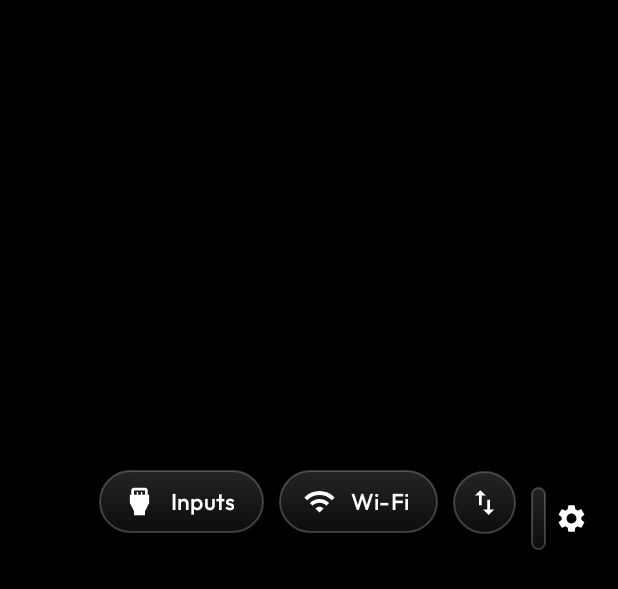
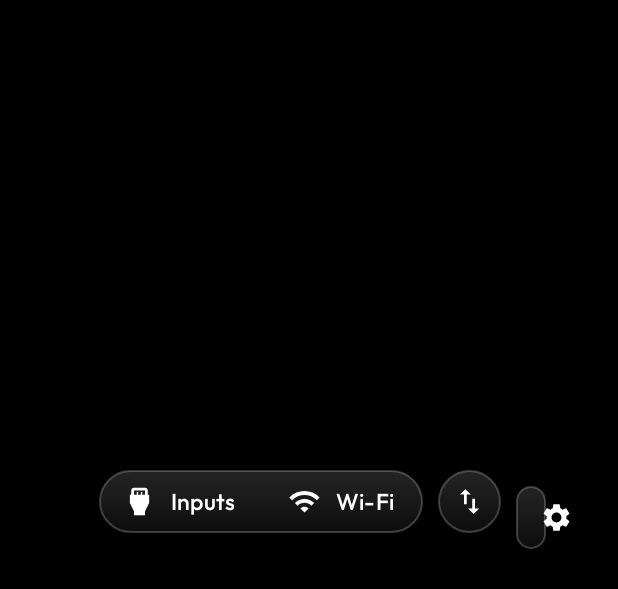
Before and after one commit to dharmapoudel/clean-tv-launcher, an Android app: the layout activity_main.xml on its own in the app's theme, with its tools: preview values and no code run, on a phone screen of 412 x 824 dp. Shown: the top 589 px of the screen. Run offline under Robolectric (Android 15) with nearby library versions, the phone set to English and light mode, and no system bars.

Commit message:
Top-right: Inputs + Wi-Fi share one pill, Settings stays a circle

```diff
--- /dev/null
+++ b/app/src/main/res/drawable/pill_group_bg.xml
@@ -0,0 +1,9 @@
+<?xml version="1.0" encoding="utf-8"?>
+<!-- The shared pill behind the grouped top buttons (Inputs + Wi-Fi): the same glass as
+     pill_bg's default state. The group itself is never focused — focus lives on the
+     buttons inside it, which paint their own disc (pill_inner_bg). -->
+<shape xmlns:android="http://schemas.android.com/apk/res/android" android:shape="rectangle">
+    <gradient android:angle="270" android:startColor="#24FFFFFF" android:endColor="#0DFFFFFF" />
+    <stroke android:width="1dp" android:color="#38FFFFFF" />
+    <corners android:radius="21dp" />
+</shape>
--- /dev/null
+++ b/app/src/main/res/drawable/pill_inner_bg.xml
@@ -0,0 +1,17 @@
+<?xml version="1.0" encoding="utf-8"?>
+<!-- A button inside the shared top pill (pill_group_bg): invisible until focused,
+     then a solid white disc — the same focus paint as pill_bg's focused state. -->
+<selector xmlns:android="http://schemas.android.com/apk/res/android">
+    <item android:state_focused="true">
+        <shape android:shape="rectangle">
+            <solid android:color="#F5FFFFFF" />
+            <corners android:radius="21dp" />
+        </shape>
+    </item>
+    <item>
+        <shape android:shape="rectangle">
+            <solid android:color="#00000000" />
+            <corners android:radius="21dp" />
+        </shape>
+    </item>
+</selector>
--- a/app/src/main/res/layout/activity_main.xml
+++ b/app/src/main/res/layout/activity_main.xml
@@ -349,9 +349,22 @@
                 android:clipToPadding="false"
                 android:orientation="horizontal">
 
+                <!-- Inputs + Wi-Fi share one pill (owner pick): the group wears the glass,
+                     the two buttons inside paint a white disc when focused. Settings
+                     stays its own circle, below. -->
+                <LinearLayout
+                    android:id="@+id/pillGroup"
+                    android:layout_width="wrap_content"
+                    android:layout_height="42dp"
+                    android:layout_marginStart="10dp"
+                    android:background="@drawable/pill_group_bg"
+                    android:orientation="horizontal">
+
                     <TextView
                         android:id="@+id/btnInputs"
                         style="@style/TopButton"
+                        android:layout_marginStart="0dp"
+                        android:background="@drawable/pill_inner_bg"
                         android:text="@string/inputs"
                         android:drawableStart="@drawable/ic_input"
                         android:nextFocusDown="@+id/grid" />
@@ -359,12 +372,15 @@
                     <TextView
                         android:id="@+id/btnWifi"
                         style="@style/TopButton"
+                        android:layout_marginStart="0dp"
+                        android:background="@drawable/pill_inner_bg"
                         android:maxWidth="180dp"
                         android:singleLine="true"
                         android:ellipsize="end"
                         android:text="@string/wifi"
                         android:drawableStart="@drawable/ic_wifi"
                         android:nextFocusDown="@+id/grid" />
+                </LinearLayout>
 
                 <TextView
                     android:id="@+id/btnVpn"
```
Also changed, not shown: app/src/main/java/com/gathin/tvhome/MainActivity.java (+22 -8 lines), 1 other file. Lines whose indentation alone changed are shown as unchanged.
